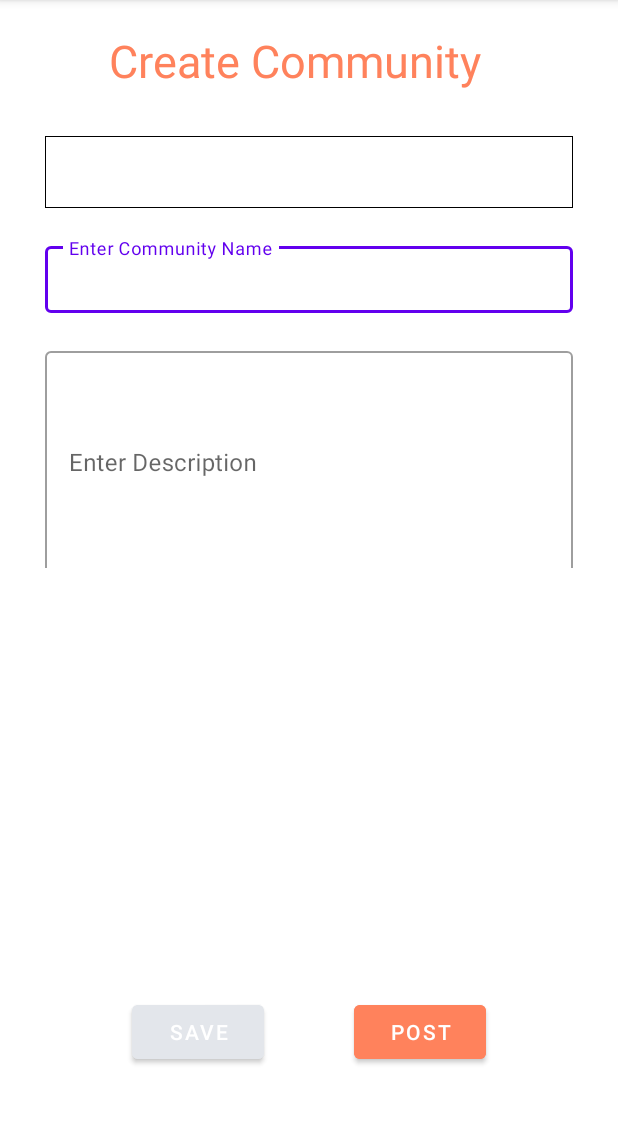
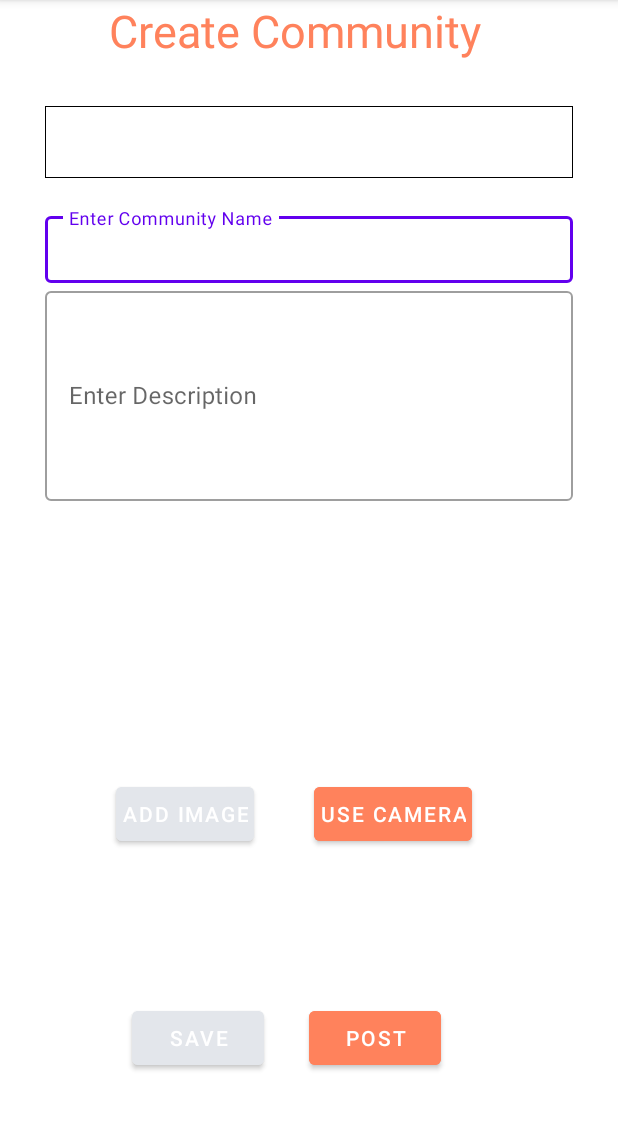
Before and after one commit to FrogTuna/FoodiesApp, an Android app: the AddCommunity screen opened directly, with no data from a screen before it, on a phone screen of 412 x 824 dp, the part 84-1214 px from its top. Run offline under Robolectric (Android 15) with nearby library versions, the phone set to English and light mode, and no system bars; Roboto replaces fonts that are not available here.

Commit message:
change class name from AddEvent to AddCommunity and add two buttons in fragment_create_community

```diff
--- a/app/src/main/AndroidManifest.xml
+++ b/app/src/main/AndroidManifest.xml
@@ -42,7 +42,7 @@
                 android:value="" />
         </activity>
         <activity
-            android:name=".community.AddEvent"
+            android:name=".community.AddCommunity"
             android:exported="false" />
         <activity
             android:name=".me.MyPostsActivity"
--- a/app/src/main/java/com/example/mobile_assignment_2/community/AddEvent.java
+++ b/app/src/main/java/com/example/mobile_assignment_2/community/AddCommunity.java
@@ -11,7 +11,7 @@ import com.google.android.material.textfield.TextInputEditText;
 
 import java.util.ArrayList;
 
-public class AddEvent extends AppCompatActivity {
+public class AddCommunity extends AppCompatActivity {
     private TextInputEditText comNameView;
     private TextInputEditText comDescriptionView;
 
--- a/app/src/main/java/com/example/mobile_assignment_2/community/CommunityFragment.java
+++ b/app/src/main/java/com/example/mobile_assignment_2/community/CommunityFragment.java
@@ -75,7 +75,7 @@ public class CommunityFragment extends Fragment implements View.OnClickListener{
     {
         switch(v.getId()) {
             case R.id.add_community:
-                Intent i = new Intent(getActivity(), AddEvent.class);
+                Intent i = new Intent(getActivity(), AddCommunity.class);
                 startActivity(i);
                 break;
         }
--- a/app/src/main/res/layout/fragment_create_community.xml
+++ b/app/src/main/res/layout/fragment_create_community.xml
@@ -109,7 +109,7 @@
         android:layout_height="wrap_content"
         android:gravity="center"
         android:text="Create Community"
-        android:layout_marginTop="20dp"
+        android:layout_marginTop="0dp"
         android:textColor="@color/orange"
         android:textSize="30dp" />
 
@@ -163,22 +163,21 @@
         android:id="@+id/com_description"
         android:layout_width="match_parent"
         android:layout_height="150dp"
-        android:layout_marginTop="20dp"
+        android:layout_marginTop="0dp"
         android:layout_marginLeft="30dp"
         android:layout_marginRight="30dp"
-        android:layout_marginBottom="20dp"
         android:hint="@string/com_description"
         style="@style/Widget.MaterialComponents.TextInputLayout.OutlinedBox">
 
         <com.google.android.material.textfield.TextInputEditText
             android:id="@+id/com_desc"
             android:layout_width="match_parent"
-            android:layout_height="150dp" />
+            android:layout_height="140dp" />
     </com.google.android.material.textfield.TextInputLayout>
     <HorizontalScrollView
         android:layout_width="match_parent"
         android:layout_height="150dp"
-        android:layout_margin="30dp"
+        android:layout_margin="0dp"
         >
         <LinearLayout
             android:id="@+id/imageLinearLayout"
@@ -190,17 +189,46 @@
     </HorizontalScrollView>
 
 
-    <LinearLayout
+        <LinearLayout
+            android:layout_width="match_parent"
+            android:layout_height="wrap_content"
+            android:gravity="center"
+            android:orientation="horizontal">
+
+            <Button
+                android:id="@+id/choose_image"
+                android:layout_width="wrap_content"
+                android:layout_height="wrap_content"
+                android:layout_margin="10dp"
+                android:backgroundTint="@color/grey"
+                android:padding="4dip"
+                android:text="Add IMAGE" />
+
+            <Button
+                android:id="@+id/use_camera"
+                android:layout_width="wrap_content"
+                android:layout_height="wrap_content"
+                android:layout_margin="30dp"
+                android:layout_marginRight="10dp"
+                android:backgroundTint="@color/orange"
+                android:padding="4dip"
+                android:text="Use Camera" />
+
+
+        </LinearLayout>
+
+        <LinearLayout
         android:layout_width="match_parent"
         android:layout_height="match_parent"
+        android:layout_marginTop="20dp"
         android:orientation="horizontal"
         android:gravity="center">
 
-        <Button
+            <Button
             android:id="@+id/button"
             android:layout_width="wrap_content"
             android:layout_height="wrap_content"
-            android:layout_margin="30dp"
+            android:layout_margin="0dp"
             android:layout_marginLeft="30dp"
             android:text="Save"
             android:padding="4dip"
```
